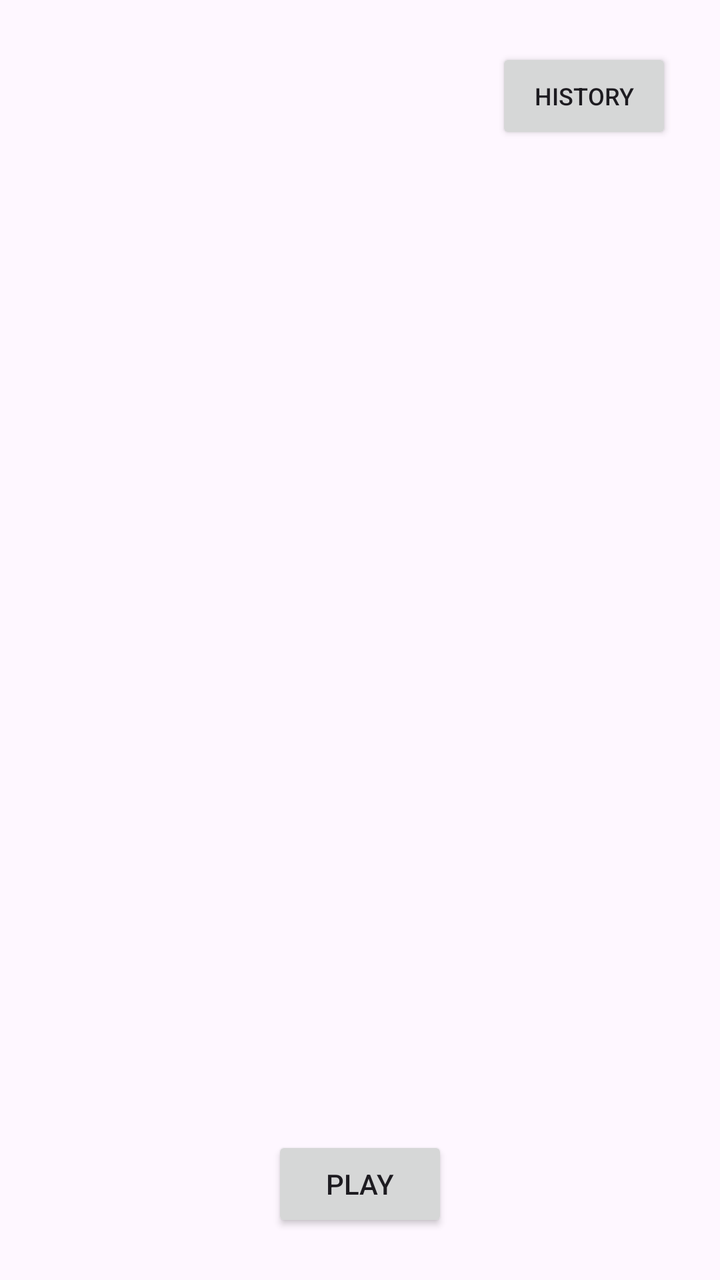
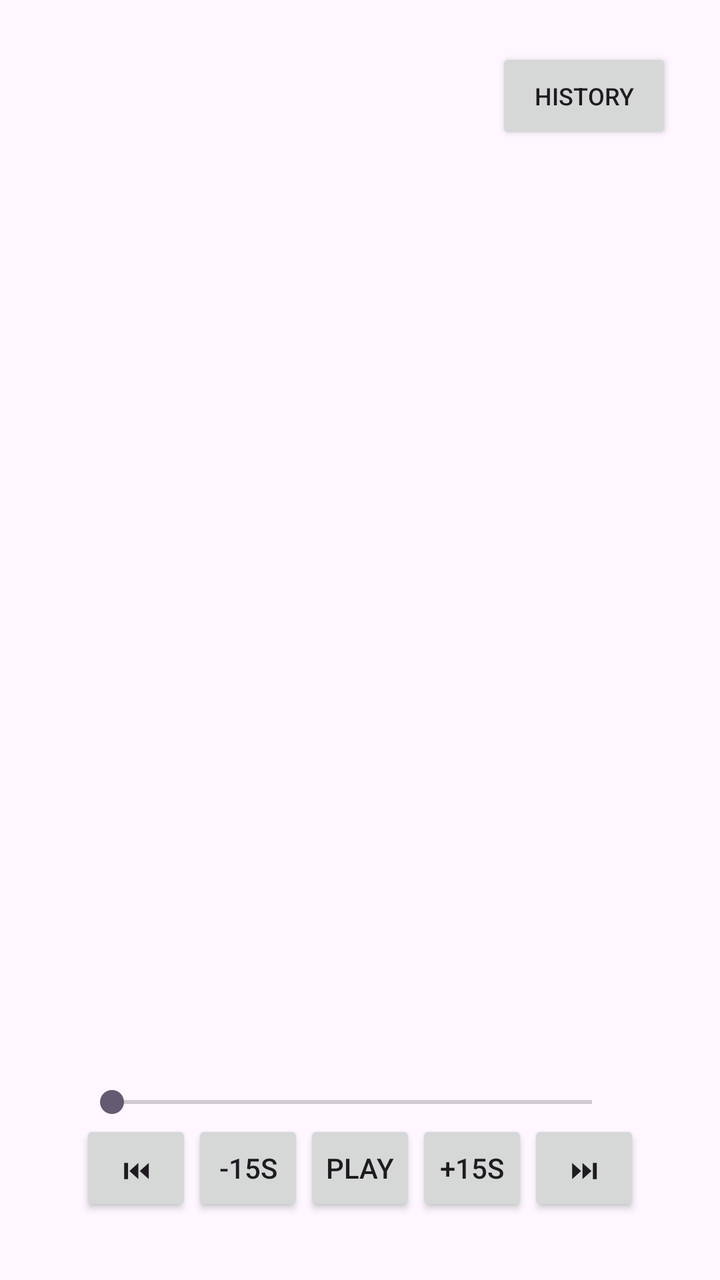

Screens rendered from an Android XML layout before and after an edit, with the pre-edit source and the edit as a unified diff.
<!-- AndroidManifest.xml: application theme Theme.DailyTechUpdates -->
<!-- res/layout/activity_main.xml -->
<?xml version="1.0" encoding="utf-8"?>
<androidx.constraintlayout.widget.ConstraintLayout xmlns:android="http://schemas.android.com/apk/res/android"
    xmlns:app="http://schemas.android.com/apk/res-auto"
    android:layout_width="match_parent"
    android:layout_height="match_parent"
    android:padding="24dp">

    <TextView
        android:id="@+id/dateText"
        android:layout_width="wrap_content"
        android:layout_height="wrap_content"
        android:textSize="14sp"
        android:textColor="?android:attr/textColorSecondary"
        app:layout_constraintTop_toTopOf="parent"
        app:layout_constraintStart_toStartOf="parent" />

    <Button
        android:id="@+id/historyButton"
        android:layout_width="wrap_content"
        android:layout_height="wrap_content"
        android:text="@string/history"
        android:textSize="12sp"
        app:layout_constraintTop_toTopOf="parent"
        app:layout_constraintEnd_toEndOf="parent" />

    <TextView
        android:id="@+id/topicsText"
        android:layout_width="0dp"
        android:layout_height="wrap_content"
        android:layout_marginTop="8dp"
        android:textSize="20sp"
        android:textStyle="bold"
        app:layout_constraintTop_toBottomOf="@id/dateText"
        app:layout_constraintStart_toStartOf="parent"
        app:layout_constraintEnd_toEndOf="parent" />

    <TextView
        android:id="@+id/statusText"
        android:layout_width="wrap_content"
        android:layout_height="wrap_content"
        android:layout_marginTop="16dp"
        app:layout_constraintTop_toBottomOf="@id/topicsText"
        app:layout_constraintStart_toStartOf="parent" />

    <Button
        android:id="@+id/playPauseButton"
        android:layout_width="wrap_content"
        android:layout_height="wrap_content"
        android:text="@string/play"
        app:layout_constraintBottom_toBottomOf="parent"
        app:layout_constraintStart_toStartOf="parent"
        app:layout_constraintEnd_toEndOf="parent" />

</androidx.constraintlayout.widget.ConstraintLayout>
<!-- resources referenced by this layout -->
<resources>
  <string name="history">History</string>
  <string name="play">Play</string>
  <style name="Theme.DailyTechUpdates" parent="Theme.Material3.DayNight.NoActionBar">
          <item name="colorPrimary">@color/primary</item>
      </style>
  <color name="primary">#2E7D32</color>
</resources>

<!-- the commit's change to res/layout/activity_main.xml (unified diff, before → after) -->
@@ -42,13 +42,99 @@
         app:layout_constraintTop_toBottomOf="@id/topicsText"
         app:layout_constraintStart_toStartOf="parent" />
 
-    <Button
-        android:id="@+id/playPauseButton"
-        android:layout_width="wrap_content"
+    <include
+        android:id="@+id/playerBar"
+        android:layout_width="0dp"
         android:layout_height="wrap_content"
-        android:text="@string/play"
+        layout="@layout/player_bar"
         app:layout_constraintBottom_toBottomOf="parent"
         app:layout_constraintStart_toStartOf="parent"
         app:layout_constraintEnd_toEndOf="parent" />
 
 </androidx.constraintlayout.widget.ConstraintLayout>
+<!-- res/layout/player_bar.xml (included above) -->
+<?xml version="1.0" encoding="utf-8"?>
+<LinearLayout xmlns:android="http://schemas.android.com/apk/res/android"
+    android:layout_width="match_parent"
+    android:layout_height="wrap_content"
+    android:orientation="vertical"
+    android:paddingHorizontal="16dp"
+    android:paddingVertical="8dp"
+    android:background="?android:attr/colorBackground">
+
+    <TextView
+        android:id="@+id/playerEpisodeLabel"
+        android:layout_width="wrap_content"
+        android:layout_height="wrap_content"
+        android:textSize="12sp"
+        android:textColor="?android:attr/textColorSecondary" />
+
+    <LinearLayout
+        android:layout_width="match_parent"
+        android:layout_height="wrap_content"
+        android:orientation="horizontal"
+        android:gravity="center_vertical">
+
+        <SeekBar
+            android:id="@+id/playerSeekBar"
+            android:layout_width="0dp"
+            android:layout_height="wrap_content"
+            android:layout_weight="1" />
+
+        <TextView
+            android:id="@+id/playerPositionText"
+            android:layout_width="wrap_content"
+            android:layout_height="wrap_content"
+            android:layout_marginStart="8dp"
+            android:textSize="12sp" />
+    </LinearLayout>
+
+    <LinearLayout
+        android:layout_width="match_parent"
+        android:layout_height="wrap_content"
+        android:orientation="horizontal"
+        android:gravity="center">
+
+        <Button
+            android:id="@+id/playerPreviousButton"
+            android:layout_width="0dp"
+            android:layout_height="wrap_content"
+            android:layout_weight="1"
+            android:paddingHorizontal="0dp"
+            android:text="@string/previous" />
+
+        <Button
+            android:id="@+id/playerSkipBackButton"
+            android:layout_width="0dp"
+            android:layout_height="wrap_content"
+            android:layout_weight="1"
+            android:paddingHorizontal="0dp"
+            android:text="@string/skip_backward_15" />
+
+        <Button
+            android:id="@+id/playerPlayPauseButton"
+            android:layout_width="0dp"
+            android:layout_height="wrap_content"
+            android:layout_weight="1"
+            android:paddingHorizontal="0dp"
+            android:text="@string/play" />
+
+        <Button
+            android:id="@+id/playerSkipForwardButton"
+            android:layout_width="0dp"
+            android:layout_height="wrap_content"
+            android:layout_weight="1"
+            android:paddingHorizontal="0dp"
+            android:text="@string/skip_forward_15" />
+
+        <Button
+            android:id="@+id/playerNextButton"
+            android:layout_width="0dp"
+            android:layout_height="wrap_content"
+            android:layout_weight="1"
+            android:paddingHorizontal="0dp"
+            android:text="@string/next" />
+
+    </LinearLayout>
+
+</LinearLayout>
<!-- resource entries referenced after the edit -->
@@ -1,7 +1,11 @@
 <!-- resources referenced by this layout -->
 <resources>
   <string name="history">History</string>
+  <string name="next">⏭</string>
   <string name="play">Play</string>
+  <string name="previous">⏮</string>
+  <string name="skip_backward_15">-15s</string>
+  <string name="skip_forward_15">+15s</string>
   <style name="Theme.DailyTechUpdates" parent="Theme.Material3.DayNight.NoActionBar">
           <item name="colorPrimary">@color/primary</item>
       </style>
